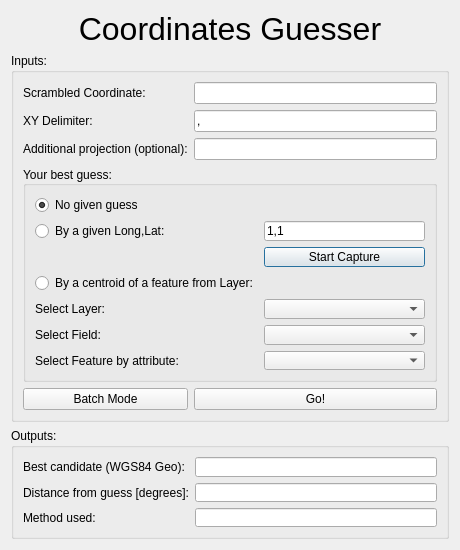
This is CoordGuesser_dialog_base.ui in jicrbuh/CoordinateGuesser as Qt 5 draws it before an edit. The edited form follows.
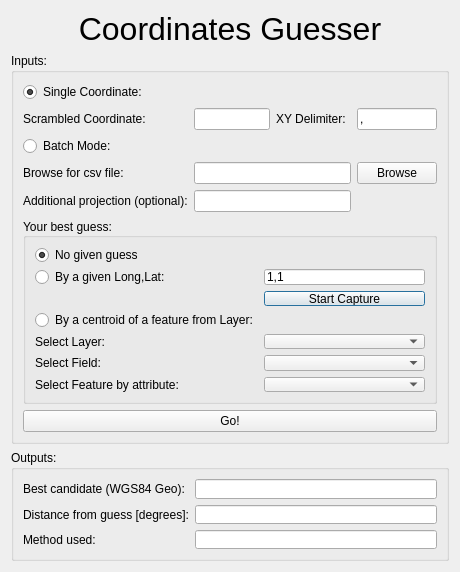
This is the edited form.

Commit message: Unified both windows (main and batch mode)

What changed in the file:
```diff
--- a/CoordGuesser_dialog_base.ui
+++ b/CoordGuesser_dialog_base.ui
@@ -7,7 +7,7 @@
     <x>0</x>
     <y>0</y>
     <width>460</width>
-    <height>550</height>
+    <height>572</height>
    </rect>
   </property>
   <property name="minimumSize">
@@ -26,6 +26,87 @@
    <string>CoordGuesser</string>
   </property>
   <layout class="QGridLayout" name="gridLayout">
+   <item row="3" column="0">
+    <widget class="QGroupBox" name="groupBox_outputs">
+     <property name="sizePolicy">
+      <sizepolicy hsizetype="Expanding" vsizetype="Expanding">
+       <horstretch>1</horstretch>
+       <verstretch>1</verstretch>
+      </sizepolicy>
+     </property>
+     <property name="minimumSize">
+      <size>
+       <width>376</width>
+       <height>111</height>
+      </size>
+     </property>
+     <property name="maximumSize">
+      <size>
+       <width>16777215</width>
+       <height>111</height>
+      </size>
+     </property>
+     <property name="title">
+      <string>Outputs:</string>
+     </property>
+     <property name="flat">
+      <bool>false</bool>
+     </property>
+     <layout class="QGridLayout" name="gridLayout_4">
+      <item row="0" column="0">
+       <widget class="QLabel" name="label_7">
+        <property name="text">
+         <string>Best candidate (WGS84 Geo):</string>
+        </property>
+       </widget>
+      </item>
+      <item row="0" column="1">
+       <widget class="QLineEdit" name="out_xy"/>
+      </item>
+      <item row="1" column="0">
+       <widget class="QLabel" name="label_8">
+        <property name="text">
+         <string>Distance from guess [degrees]:</string>
+        </property>
+       </widget>
+      </item>
+      <item row="1" column="1">
+       <widget class="QLineEdit" name="distance"/>
+      </item>
+      <item row="2" column="0">
+       <widget class="QLabel" name="label_9">
+        <property name="text">
+         <string>Method used:</string>
+        </property>
+       </widget>
+      </item>
+      <item row="2" column="1">
+       <widget class="QLineEdit" name="method_used"/>
+      </item>
+     </layout>
+    </widget>
+   </item>
+   <item row="0" column="0">
+    <widget class="QLabel" name="label_title">
+     <property name="maximumSize">
+      <size>
+       <width>16777215</width>
+       <height>39</height>
+      </size>
+     </property>
+     <property name="font">
+      <font>
+       <pointsize>24</pointsize>
+      </font>
+     </property>
+     <property name="text">
+      <string>Coordinates Guesser</string>
+     </property>
+     <property name="alignment">
+      <set>Qt::AlignCenter</set>
+     </property>
+    </widget>
+   </item>
    <item row="1" column="0">
     <widget class="QGroupBox" name="groupBox_inputs">
      <property name="sizePolicy">
@@ -38,34 +119,7 @@
       <string>Inputs:</string>
      </property>
      <layout class="QGridLayout" name="gridLayout_2">
-      <item row="0" column="0">
-       <widget class="QLabel" name="label_6">
-        <property name="toolTip">
-         <string>&lt;html&gt;&lt;head/&gt;&lt;body&gt;&lt;p&gt;For example: 34.121,32.1&lt;/p&gt;&lt;/body&gt;&lt;/html&gt;</string>
-        </property>
-        <property name="text">
-         <string>Scrambled Coordinate:</string>
-        </property>
-       </widget>
-      </item>
-      <item row="1" column="0">
-       <widget class="QLabel" name="label_5">
-        <property name="text">
-         <string>XY Delimiter:</string>
-        </property>
-       </widget>
-      </item>
-      <item row="2" column="0">
-       <widget class="QLabel" name="label_10">
-        <property name="toolTip">
-         <string>&lt;html&gt;&lt;head/&gt;&lt;body&gt;&lt;p&gt;A valid PROJ.4 string (e.g. &lt;span style=&quot; font-style:italic;&quot;&gt;+proj=longlat +datum=WGS84 +no_defs&lt;/span&gt;) or a UTM zone (e.g. &lt;span style=&quot; font-style:italic;&quot;&gt;60&lt;/span&gt;)&lt;/p&gt;&lt;/body&gt;&lt;/html&gt;</string>
-        </property>
-        <property name="text">
-         <string>Additional projection (optional):</string>
-        </property>
-       </widget>
-      </item>
-      <item row="3" column="0" colspan="3">
+      <item row="6" column="0" colspan="4">
        <widget class="QGroupBox" name="groupBox">
         <property name="sizePolicy">
          <sizepolicy hsizetype="Expanding" vsizetype="Expanding">
@@ -226,38 +280,98 @@
         </layout>
        </widget>
       </item>
-      <item row="4" column="0">
-       <widget class="QPushButton" name="pushButton_Batch">
-        <property name="text">
-         <string>Batch Mode</string>
-        </property>
-       </widget>
-      </item>
-      <item row="2" column="1" colspan="2">
-       <widget class="QLineEdit" name="lineEdit_addProj">
-        <property name="toolTip">
-         <string>&lt;html&gt;&lt;head/&gt;&lt;body&gt;&lt;p&gt;A valid PROJ.4 string (e.g. &lt;span style=&quot; font-style:italic;&quot;&gt;+proj=longlat +datum=WGS84 +no_defs&lt;/span&gt;) or a UTM zone (e.g. &lt;span style=&quot; font-style:italic;&quot;&gt;60&lt;/span&gt;)&lt;/p&gt;&lt;/body&gt;&lt;/html&gt;</string>
-        </property>
-        <property name="text">
-         <string/>
-        </property>
-       </widget>
-      </item>
-      <item row="1" column="1" colspan="2">
+      <item row="1" column="3">
        <widget class="QLineEdit" name="xydelim">
         <property name="text">
          <string>,</string>
         </property>
        </widget>
       </item>
-      <item row="0" column="1" colspan="2">
+      <item row="1" column="1">
        <widget class="QLineEdit" name="scrambled">
         <property name="text">
          <string/>
         </property>
        </widget>
       </item>
-      <item row="4" column="1" colspan="2">
+      <item row="1" column="0">
+       <widget class="QLabel" name="label_6">
+        <property name="toolTip">
+         <string>&lt;html&gt;&lt;head/&gt;&lt;body&gt;&lt;p&gt;For example: 34.121,32.1&lt;/p&gt;&lt;/body&gt;&lt;/html&gt;</string>
+        </property>
+        <property name="text">
+         <string>Scrambled Coordinate:</string>
+        </property>
+       </widget>
+      </item>
+      <item row="5" column="0">
+       <widget class="QLabel" name="label_10">
+        <property name="toolTip">
+         <string>&lt;html&gt;&lt;head/&gt;&lt;body&gt;&lt;p&gt;A valid PROJ.4 string (e.g. &lt;span style=&quot; font-style:italic;&quot;&gt;+proj=longlat +datum=WGS84 +no_defs&lt;/span&gt;) or a UTM zone (e.g. &lt;span style=&quot; font-style:italic;&quot;&gt;60&lt;/span&gt;)&lt;/p&gt;&lt;/body&gt;&lt;/html&gt;</string>
+        </property>
+        <property name="text">
+         <string>Additional projection (optional):</string>
+        </property>
+       </widget>
+      </item>
+      <item row="1" column="2">
+       <widget class="QLabel" name="label_5">
+        <property name="text">
+         <string>XY Delimiter:</string>
+        </property>
+       </widget>
+      </item>
+      <item row="0" column="0">
+       <widget class="QRadioButton" name="radioButton_single">
+        <property name="text">
+         <string>Single Coordinate:</string>
+        </property>
+        <property name="checked">
+         <bool>true</bool>
+        </property>
+        <attribute name="buttonGroup">
+         <string notr="true">buttonGroup_singleBatch</string>
+        </attribute>
+       </widget>
+      </item>
+      <item row="2" column="0">
+       <widget class="QRadioButton" name="radioButton_batch">
+        <property name="text">
+         <string>Batch Mode:</string>
+        </property>
+        <attribute name="buttonGroup">
+         <string notr="true">buttonGroup_singleBatch</string>
+        </attribute>
+       </widget>
+      </item>
+      <item row="5" column="1" colspan="2">
+       <widget class="QLineEdit" name="lineEdit_addProj">
+        <property name="toolTip">
+         <string>&lt;html&gt;&lt;head/&gt;&lt;body&gt;&lt;p&gt;A valid PROJ.4 string (e.g. &lt;span style=&quot; font-style:italic;&quot;&gt;+proj=longlat +datum=WGS84 +no_defs&lt;/span&gt;) or a UTM zone (e.g. &lt;span style=&quot; font-style:italic;&quot;&gt;60&lt;/span&gt;)&lt;/p&gt;&lt;/body&gt;&lt;/html&gt;</string>
+        </property>
+        <property name="text">
+         <string/>
+        </property>
+       </widget>
+      </item>
+      <item row="3" column="0">
+       <widget class="QLabel" name="label">
+        <property name="text">
+         <string>Browse for csv file:</string>
+        </property>
+       </widget>
+      </item>
+      <item row="3" column="1" colspan="2">
+       <widget class="QLineEdit" name="lineEdit_filePath"/>
+      </item>
+      <item row="3" column="3">
+       <widget class="QPushButton" name="pushButton_browse">
+        <property name="text">
+         <string>Browse</string>
+        </property>
+       </widget>
+      </item>
+      <item row="7" column="0" colspan="4">
        <widget class="QPushButton" name="pushButton_Go">
         <property name="text">
          <string>Go!</string>
@@ -267,87 +381,6 @@
      </layout>
     </widget>
    </item>
-   <item row="2" column="0">
-    <widget class="QGroupBox" name="groupBox_outputs">
-     <property name="sizePolicy">
-      <sizepolicy hsizetype="Expanding" vsizetype="Expanding">
-       <horstretch>1</horstretch>
-       <verstretch>1</verstretch>
-      </sizepolicy>
-     </property>
-     <property name="minimumSize">
-      <size>
-       <width>376</width>
-       <height>111</height>
-      </size>
-     </property>
-     <property name="maximumSize">
-      <size>
-       <width>16777215</width>
-       <height>111</height>
-      </size>
-     </property>
-     <property name="title">
-      <string>Outputs:</string>
-     </property>
-     <property name="flat">
-      <bool>false</bool>
-     </property>
-     <layout class="QGridLayout" name="gridLayout_4">
-      <item row="0" column="0">
-       <widget class="QLabel" name="label_7">
-        <property name="text">
-         <string>Best candidate (WGS84 Geo):</string>
-        </property>
-       </widget>
-      </item>
-      <item row="0" column="1">
-       <widget class="QLineEdit" name="out_xy"/>
-      </item>
-      <item row="1" column="0">
-       <widget class="QLabel" name="label_8">
-        <property name="text">
-         <string>Distance from guess [degrees]:</string>
-        </property>
-       </widget>
-      </item>
-      <item row="1" column="1">
-       <widget class="QLineEdit" name="distance"/>
-      </item>
-      <item row="2" column="0">
-       <widget class="QLabel" name="label_9">
-        <property name="text">
-         <string>Method used:</string>
-        </property>
-       </widget>
-      </item>
-      <item row="2" column="1">
-       <widget class="QLineEdit" name="method_used"/>
-      </item>
-     </layout>
-    </widget>
-   </item>
-   <item row="0" column="0">
-    <widget class="QLabel" name="label_title">
-     <property name="maximumSize">
-      <size>
-       <width>16777215</width>
-       <height>39</height>
-      </size>
-     </property>
-     <property name="font">
-      <font>
-       <pointsize>24</pointsize>
-      </font>
-     </property>
-     <property name="text">
-      <string>Coordinates Guesser</string>
-     </property>
-     <property name="alignment">
-      <set>Qt::AlignCenter</set>
-     </property>
-    </widget>
-   </item>
   </layout>
  </widget>
  <resources/>
```
Left out of the diff: 3 changed lines with no effect on the pictures. The commit also changes 2 other files.
